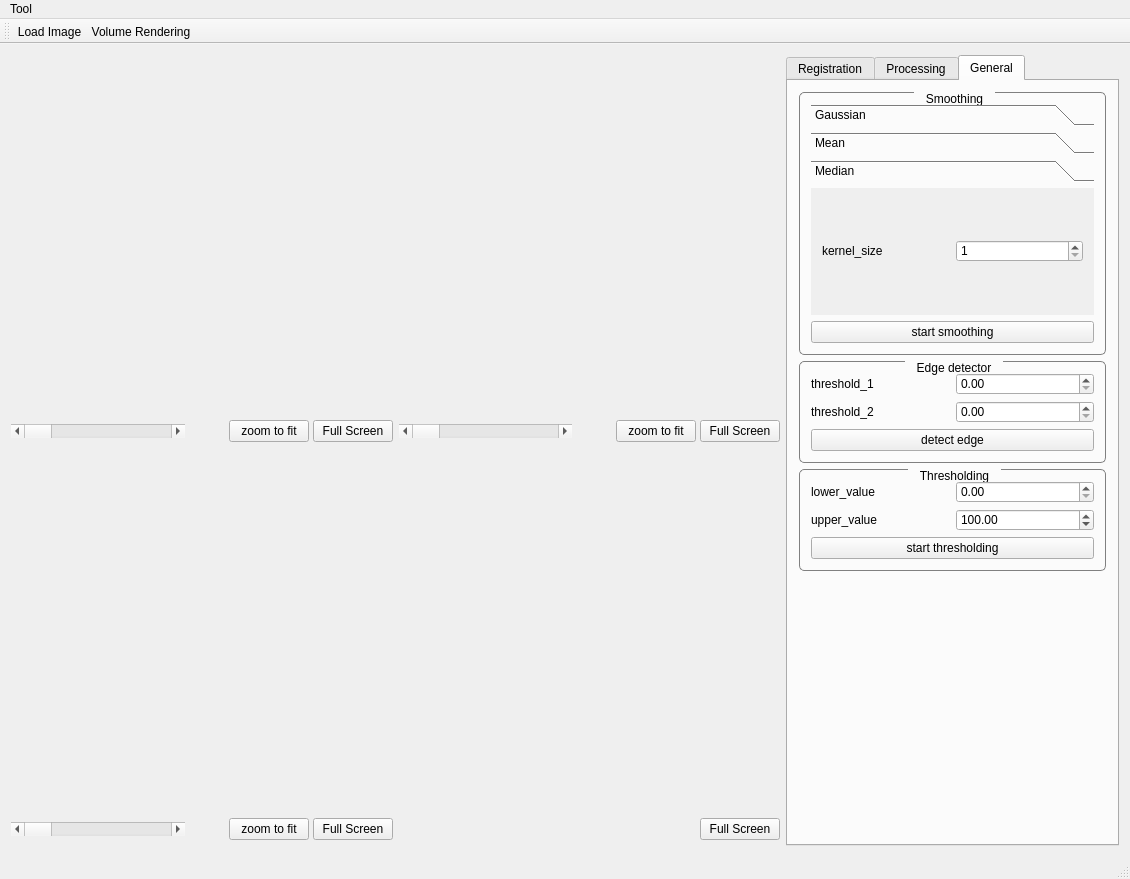
The window that frontend_pc/src/app/mainwindow.ui (zhangzwwww/SE-finalwork) describes before a commit, drawn with Qt 5.
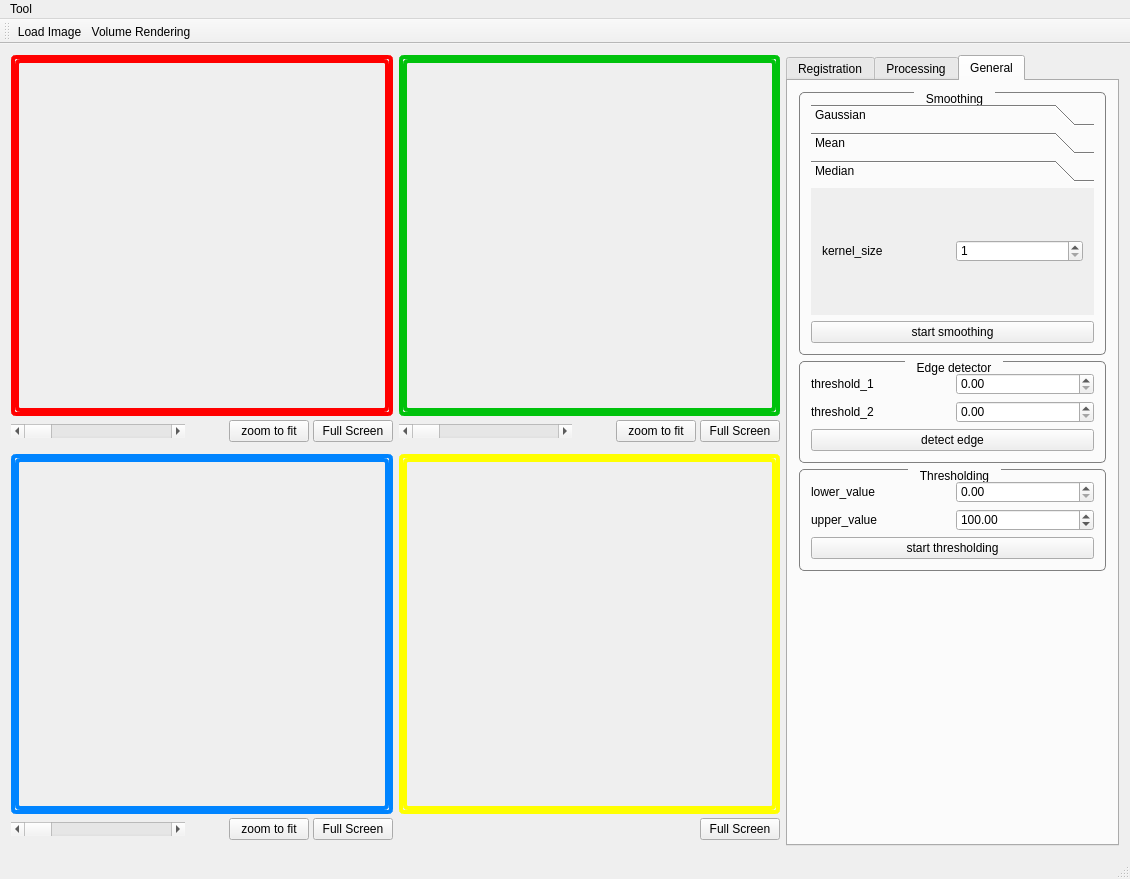
The same window after the commit. The open tabs and pages were chosen to show the change. Custom widgets are drawn as their Qt base class.

Commit message: feat: change the color of views

Diff of the .ui file:
```diff
--- a/frontend_pc/src/app/mainwindow.ui
+++ b/frontend_pc/src/app/mainwindow.ui
@@ -84,13 +84,54 @@
         <number>0</number>
        </property>
        <item>
-        <widget class="QVTKWidget" name="view1" native="true">
+        <widget class="QFrame" name="frame1">
          <property name="sizePolicy">
-          <sizepolicy hsizetype="Preferred" vsizetype="Expanding">
+          <sizepolicy hsizetype="Ignored" vsizetype="Expanding">
            <horstretch>0</horstretch>
            <verstretch>0</verstretch>
           </sizepolicy>
          </property>
+         <property name="styleSheet">
+          <string notr="true">border-width: 4px;
+border-radius: 5px;
+border-color: rgb(255, 0, 0);
+border-style: solid; 
+
+
+
+
+</string>
+         </property>
+         <property name="frameShape">
+          <enum>QFrame::StyledPanel</enum>
+         </property>
+         <property name="frameShadow">
+          <enum>QFrame::Raised</enum>
+         </property>
+         <layout class="QVBoxLayout" name="verticalLayout_16">
+          <property name="spacing">
+           <number>0</number>
+          </property>
+          <property name="leftMargin">
+           <number>0</number>
+          </property>
+          <property name="topMargin">
+           <number>0</number>
+          </property>
+          <property name="rightMargin">
+           <number>0</number>
+          </property>
+          <property name="bottomMargin">
+           <number>0</number>
+          </property>
+          <item>
+           <widget class="QVTKWidget" name="view1" native="true">
+            <property name="styleSheet">
+             <string notr="true"/>
+            </property>
+           </widget>
+          </item>
+         </layout>
         </widget>
        </item>
        <item>
@@ -1512,13 +1553,46 @@
         <number>0</number>
        </property>
        <item>
-        <widget class="QVTKWidget" name="view3" native="true">
+        <widget class="QFrame" name="frame3">
          <property name="sizePolicy">
-          <sizepolicy hsizetype="Preferred" vsizetype="Expanding">
+          <sizepolicy hsizetype="Expanding" vsizetype="Expanding">
            <horstretch>0</horstretch>
            <verstretch>0</verstretch>
           </sizepolicy>
          </property>
+         <property name="styleSheet">
+          <string notr="true">border-width: 4px;
+border-radius: 5px;
+border-color: rgb(0, 132, 255);
+border-style: solid; 
+</string>
+         </property>
+         <property name="frameShape">
+          <enum>QFrame::StyledPanel</enum>
+         </property>
+         <property name="frameShadow">
+          <enum>QFrame::Raised</enum>
+         </property>
+         <layout class="QVBoxLayout" name="verticalLayout_18">
+          <property name="spacing">
+           <number>0</number>
+          </property>
+          <property name="leftMargin">
+           <number>0</number>
+          </property>
+          <property name="topMargin">
+           <number>0</number>
+          </property>
+          <property name="rightMargin">
+           <number>0</number>
+          </property>
+          <property name="bottomMargin">
+           <number>0</number>
+          </property>
+          <item>
+           <widget class="QVTKWidget" name="view3" native="true"/>
+          </item>
+         </layout>
         </widget>
        </item>
        <item>
@@ -1628,13 +1702,46 @@
         <number>0</number>
        </property>
        <item>
-        <widget class="QVTKWidget" name="view4" native="true">
+        <widget class="QFrame" name="frame">
          <property name="sizePolicy">
-          <sizepolicy hsizetype="Preferred" vsizetype="Expanding">
+          <sizepolicy hsizetype="Expanding" vsizetype="Expanding">
            <horstretch>0</horstretch>
            <verstretch>0</verstretch>
           </sizepolicy>
          </property>
+         <property name="styleSheet">
+          <string notr="true">border-width: 4px;
+border-radius: 5px;
+border-color: rgb(255, 255, 0);
+border-style: solid; 
+</string>
+         </property>
+         <property name="frameShape">
+          <enum>QFrame::StyledPanel</enum>
+         </property>
+         <property name="frameShadow">
+          <enum>QFrame::Raised</enum>
+         </property>
+         <layout class="QVBoxLayout" name="verticalLayout_19">
+          <property name="spacing">
+           <number>0</number>
+          </property>
+          <property name="leftMargin">
+           <number>0</number>
+          </property>
+          <property name="topMargin">
+           <number>0</number>
+          </property>
+          <property name="rightMargin">
+           <number>0</number>
+          </property>
+          <property name="bottomMargin">
+           <number>0</number>
+          </property>
+          <item>
+           <widget class="QVTKWidget" name="view4" native="true"/>
+          </item>
+         </layout>
         </widget>
        </item>
        <item>
@@ -1718,13 +1825,45 @@
         <number>0</number>
        </property>
        <item>
-        <widget class="QVTKWidget" name="view2" native="true">
+        <widget class="QFrame" name="frame2">
          <property name="sizePolicy">
-          <sizepolicy hsizetype="Preferred" vsizetype="Expanding">
+          <sizepolicy hsizetype="Expanding" vsizetype="Expanding">
            <horstretch>0</horstretch>
            <verstretch>0</verstretch>
           </sizepolicy>
          </property>
+         <property name="styleSheet">
+          <string notr="true">border-width: 4px;
+border-radius: 5px;
+border-color: rgb(0, 194, 12);
+border-style: solid; </string>
+         </property>
+         <property name="frameShape">
+          <enum>QFrame::StyledPanel</enum>
+         </property>
+         <property name="frameShadow">
+          <enum>QFrame::Raised</enum>
+         </property>
+         <layout class="QVBoxLayout" name="verticalLayout_17">
+          <property name="spacing">
+           <number>0</number>
+          </property>
+          <property name="leftMargin">
+           <number>0</number>
+          </property>
+          <property name="topMargin">
+           <number>0</number>
+          </property>
+          <property name="rightMargin">
+           <number>0</number>
+          </property>
+          <property name="bottomMargin">
+           <number>0</number>
+          </property>
+          <item>
+           <widget class="QVTKWidget" name="view2" native="true"/>
+          </item>
+         </layout>
         </widget>
        </item>
        <item>
```
Left out of the diff: 17 changed lines with no effect on the pictures. The commit also changes 3 other files.
